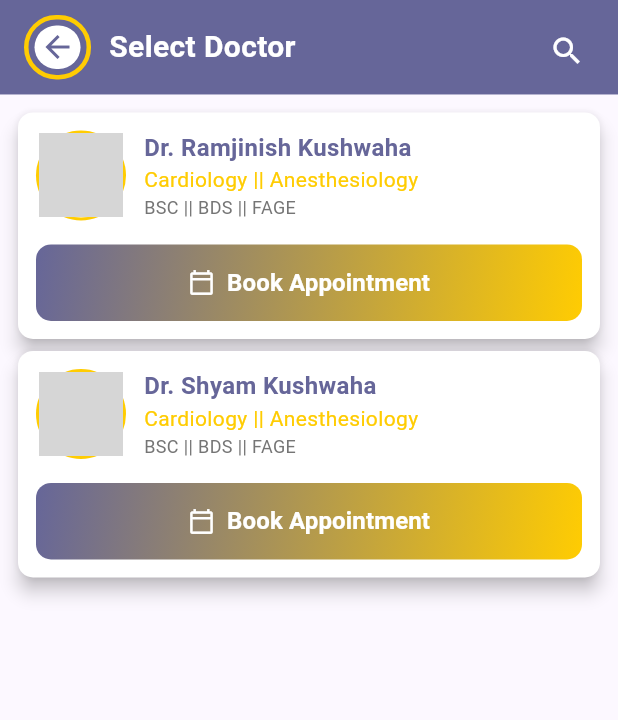
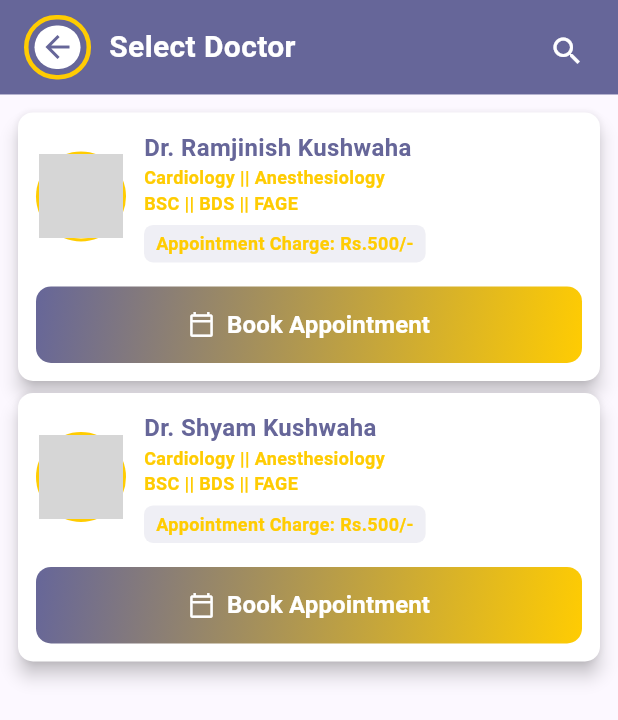
Before and after one commit to ramjinish001/tezhealthcare, a Flutter app: the All_Doctor_List screen opened directly, on a phone screen of 412 x 824 dp. Shown: the top 720 px of the screen. Run offline on Flutter 3.47's test engine with Material 3 defaults, Android fonts, the light colour scheme and no system bars; our stand-ins replace buttons_tabbar, carousel_slider, file_picker; network calls fail; grey boxes are pictures that could not be loaded.

```diff
--- a/lib/Patient_Pannel/All_Doctor_list/All_Doctor_List.dart
+++ b/lib/Patient_Pannel/All_Doctor_list/All_Doctor_List.dart
@@ -2,6 +2,7 @@ import 'package:flutter/material.dart';
 import 'package:flutter/services.dart';
 import 'package:tezhealthcare/Constant/Color.dart';
 import 'package:tezhealthcare/Globle_Widget/CustomHeaderWithBackButtonAndTitle.dart';
+import 'package:tezhealthcare/Globle_Widget/NoDataFound.dart';
 
 class All_Doctor_List extends StatefulWidget {
   const All_Doctor_List({super.key});
@@ -19,6 +20,7 @@ class _All_Doctor_ListState extends State<All_Doctor_List> {
       'doctorName': 'Dr. Ramjinish Kushwaha',
       'specialization': 'Cardiology || Anesthesiology',
       'qualification': 'BSC || BDS || FAGE',
+      'Appointment_Charge': '500',
     },
     {
       'assetPath':
@@ -26,6 +28,7 @@ class _All_Doctor_ListState extends State<All_Doctor_List> {
       'doctorName': 'Dr. Shyam Kushwaha',
       'specialization': 'Cardiology || Anesthesiology',
       'qualification': 'BSC || BDS || FAGE',
+      'Appointment_Charge': '500',
     },
     // Add more doctors here
   ];
@@ -99,17 +102,22 @@ class _All_Doctor_ListState extends State<All_Doctor_List> {
                     ),
                   ),
                 Expanded(
-                  child: ListView.builder(
+                  child: _filteredDoctors.isEmpty && _filteredDoctors.isEmpty
+                      ? NoDataFound() // Display NoDataFound widget when both lists are empty
+                      : ListView.builder(
                           padding: const EdgeInsets.all(8),
                           itemCount: _filteredDoctors.length,
                           itemBuilder: (context, index) {
                             return _DoctorCard(
                               assetPath: _filteredDoctors[index]['assetPath']!,
-                        doctorName: _filteredDoctors[index]['doctorName']!,
+                              doctorName: _filteredDoctors[index]
+                                  ['doctorName']!,
                               specialization: _filteredDoctors[index]
                                   ['specialization']!,
                               qualification: _filteredDoctors[index]
                                   ['qualification']!,
+                              Appointment_Charge:
+                                  "Appointment Charge: Rs.${_filteredDoctors[index]['Appointment_Charge']!}/-",
                               onTap: () {
                                 // Perform actions when doctor card is tapped
                               },
@@ -141,6 +149,7 @@ class _All_Doctor_ListState extends State<All_Doctor_List> {
     required String doctorName,
     required String specialization,
     required String qualification,
+    required String Appointment_Charge,
     required VoidCallback onTap,
   }) {
     return InkWell(
@@ -185,15 +194,34 @@ class _All_Doctor_ListState extends State<All_Doctor_List> {
                           Text(
                             specialization,
                             style: TextStyle(
-                              fontSize: 14,
+                              fontSize: 12,
                               color: Secondary,
+                              fontWeight: FontWeight.bold,
                             ),
                           ),
                           Text(
                             qualification,
                             style: TextStyle(
                               fontSize: 12,
-                              color: Colors.grey[600],
+                              color: Secondary,
+                              fontWeight: FontWeight.bold,
+                            ),
+                          ),
+                          SizedBox(height: 6),
+                          Container(
+                            padding: EdgeInsets.symmetric(
+                                horizontal: 8, vertical: 4),
+                            decoration: BoxDecoration(
+                              color: Primary.withOpacity(0.1),
+                              borderRadius: BorderRadius.circular(6),
+                            ),
+                            child: Text(
+                              Appointment_Charge,
+                              style: TextStyle(
+                                fontSize: 12,
+                                color: Secondary,
+                                fontWeight: FontWeight.w600,
+                              ),
                             ),
                           ),
                         ],
--- a/lib/Patient_Pannel/Notification/Ntification.dart
+++ b/lib/Patient_Pannel/Notification/Ntification.dart
@@ -1,4 +1,5 @@
 import 'package:flutter/material.dart';
+import 'package:flutter/services.dart';
 import 'package:tezhealthcare/Constant/Color.dart';
 import 'package:tezhealthcare/Globle_Widget/CustomHeaderWithBackButtonAndTitle.dart';
 import 'package:intl/intl.dart';
@@ -42,6 +43,10 @@ class _Notification_PageState extends State<Notification_Page> {
 
   @override
   Widget build(BuildContext context) {
+    SystemChrome.setSystemUIOverlayStyle(SystemUiOverlayStyle(
+      statusBarColor: Primary,
+      systemNavigationBarColor: Colors.transparent,
+    ));
     return Scaffold(
       body: SafeArea(
         child: Column(
--- a/lib/Patient_Pannel/Report/Report.dart
+++ b/lib/Patient_Pannel/Report/Report.dart
@@ -2,6 +2,7 @@ import 'package:flutter/material.dart';
 import 'package:flutter/services.dart';
 import 'package:tezhealthcare/Constant/Color.dart';
 import 'package:tezhealthcare/Globle_Widget/CustomHeaderWithBackButtonAndTitle.dart';
+import 'package:tezhealthcare/Globle_Widget/NoDataFound.dart';
 
 class Report extends StatefulWidget {
   const Report({super.key});
@@ -199,7 +200,9 @@ class _ReportState extends State<Report> {
                   ),
                 ),
                 Expanded(
-                  child: ListView.builder(
+                  child:  filteredReports.isEmpty && filteredReports.isEmpty
+                      ? NoDataFound() // Display NoDataFound widget when both lists are empty
+                      :ListView.builder(
                     itemCount: filteredReports.length,
                     itemBuilder: (context, index) {
                       final report = filteredReports[index];
--- a/lib/Patient_Pannel/Service&Modualelist/All_Servicemoduale.dart
+++ b/lib/Patient_Pannel/Service&Modualelist/All_Servicemoduale.dart
@@ -2,6 +2,7 @@ import 'package:flutter/material.dart';
 import 'package:flutter/services.dart';
 import 'package:tezhealthcare/Constant/Color.dart';
 import 'package:tezhealthcare/Globle_Widget/CustomHeaderWithBackButtonAndTitle.dart';
+import 'package:tezhealthcare/Globle_Widget/NoDataFound.dart';
 import 'package:tezhealthcare/Patient_Pannel/All_Doctor_list/All_Doctor_List.dart';
 import 'package:tezhealthcare/Patient_Pannel/Transaction/Transaction.dart';
 
@@ -105,7 +106,10 @@ class _AllServicemodualeState extends State<AllServicemoduale> {
                 Expanded(
                   child: Padding(
                     padding: const EdgeInsets.symmetric(horizontal: 16.0),
-                    child: GridView.builder(
+                    child: _filteredServices.isEmpty &&
+                            _filteredServices.isEmpty
+                        ? NoDataFound() // Display NoDataFound widget when both lists are empty
+                        : GridView.builder(
                             itemCount: _filteredServices.length,
                             padding: const EdgeInsets.all(8),
                             gridDelegate:
```
Also changed, not shown: lib/Globle_Widget/NoDataFound.dart (+57 -30 lines), lib/Patient_Pannel/My_Appointment/Select_Date.dart (added, +15 -0 lines), lib/Patient_Pannel/Patient_Dasboard.dart (+24 -5 lines), lib/Patient_Pannel/Transaction/Transaction.dart (+16 -7 lines). Lines whose indentation alone changed are shown as unchanged.
